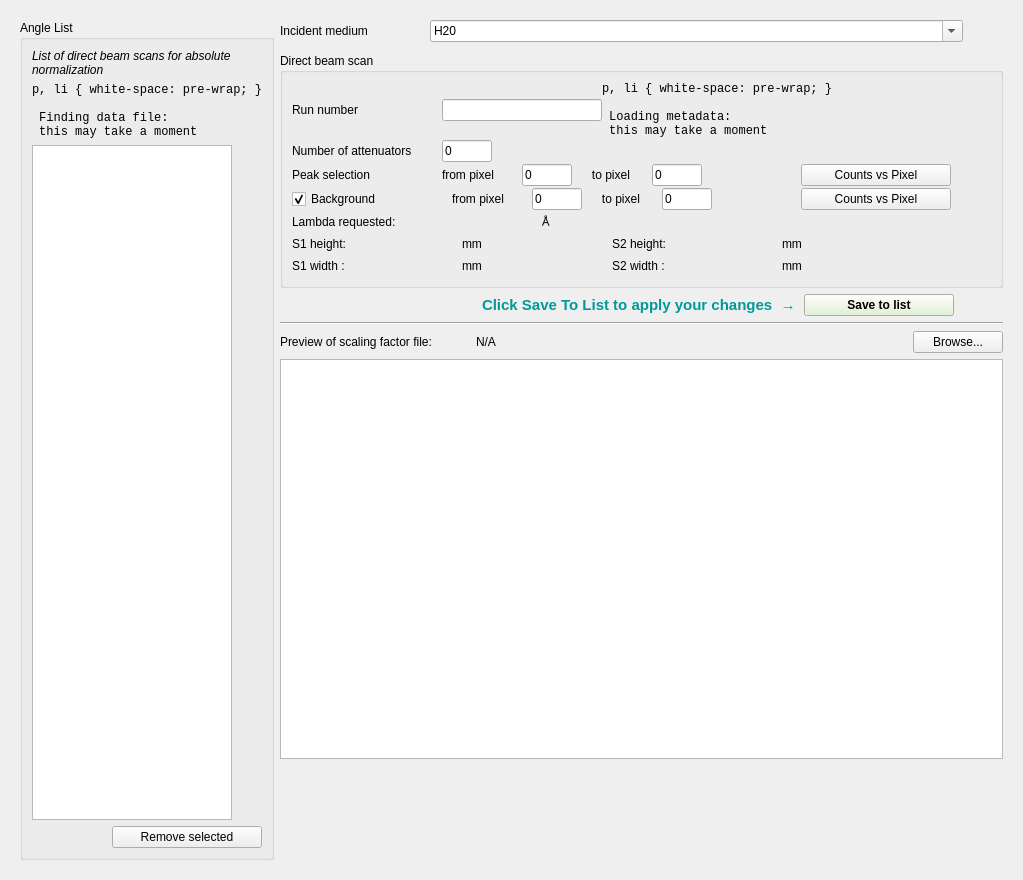
Before: the Qt Designer form Code/Mantid/scripts/Interface/ui/reflectometer/refl_sf_calculator.ui in mantidproject/mantid, drawn with Qt 5.
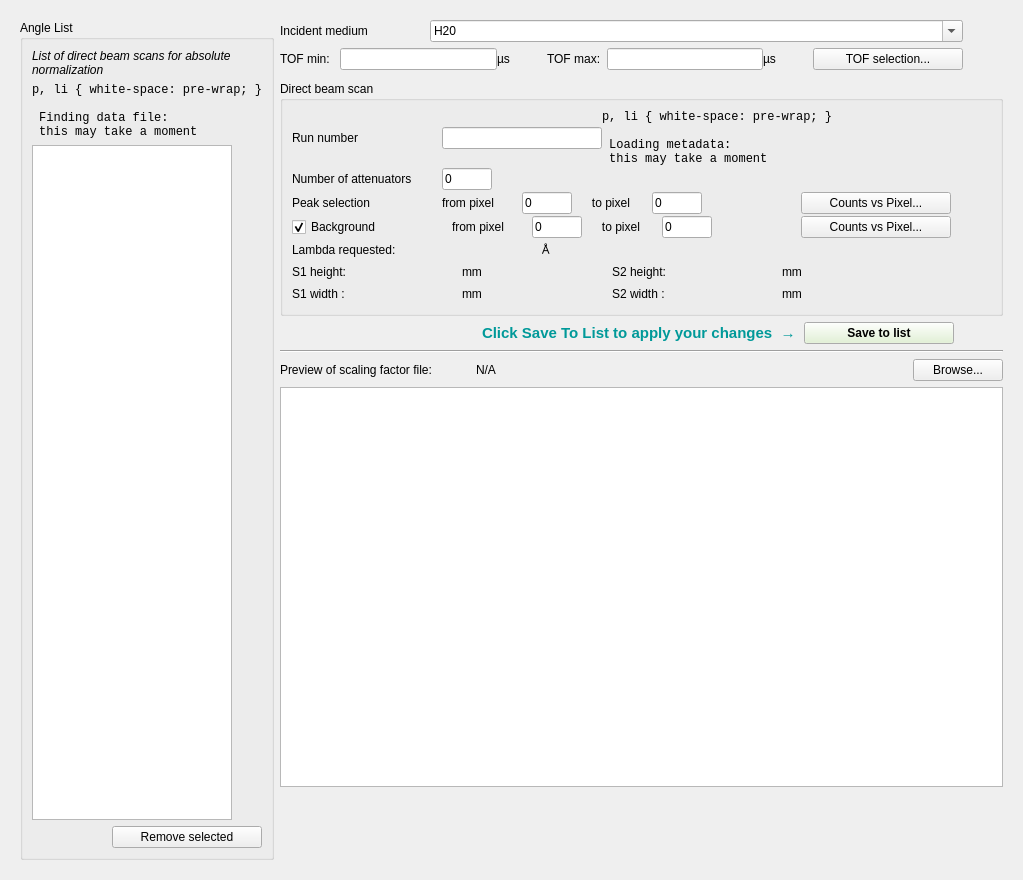
After: the same form once the commit is applied.

Commit message: Continued cleaning and improving code. This refs #4303

```diff
--- a/Code/Mantid/scripts/Interface/ui/reflectometer/refl_sf_calculator.ui
+++ b/Code/Mantid/scripts/Interface/ui/reflectometer/refl_sf_calculator.ui
@@ -36,8 +36,8 @@
        <rect>
         <x>0</x>
         <y>0</y>
-        <width>999</width>
-        <height>856</height>
+        <width>984</width>
+        <height>897</height>
        </rect>
       </property>
       <layout class="QVBoxLayout" name="verticalLayout_7">
@@ -260,6 +260,165 @@
                  </item>
                 </layout>
                </item>
+               <item>
+                <layout class="QHBoxLayout" name="horizontalLayout_14">
+                 <property name="spacing">
+                  <number>0</number>
+                 </property>
+                 <item>
+                  <widget class="QLabel" name="label_17">
+                   <property name="minimumSize">
+                    <size>
+                     <width>60</width>
+                     <height>0</height>
+                    </size>
+                   </property>
+                   <property name="maximumSize">
+                    <size>
+                     <width>60</width>
+                     <height>16777215</height>
+                    </size>
+                   </property>
+                   <property name="text">
+                    <string>TOF min:</string>
+                   </property>
+                  </widget>
+                 </item>
+                 <item>
+                  <widget class="QLineEdit" name="lineEdit">
+                   <property name="minimumSize">
+                    <size>
+                     <width>150</width>
+                     <height>0</height>
+                    </size>
+                   </property>
+                   <property name="maximumSize">
+                    <size>
+                     <width>200</width>
+                     <height>16777215</height>
+                    </size>
+                   </property>
+                  </widget>
+                 </item>
+                 <item>
+                  <widget class="QLabel" name="label_12">
+                   <property name="minimumSize">
+                    <size>
+                     <width>50</width>
+                     <height>0</height>
+                    </size>
+                   </property>
+                   <property name="maximumSize">
+                    <size>
+                     <width>50</width>
+                     <height>16777215</height>
+                    </size>
+                   </property>
+                   <property name="text">
+                    <string>&amp;#181;s</string>
+                   </property>
+                   <property name="textFormat">
+                    <enum>Qt::RichText</enum>
+                   </property>
+                  </widget>
+                 </item>
+                 <item>
+                  <widget class="QLabel" name="label_18">
+                   <property name="minimumSize">
+                    <size>
+                     <width>60</width>
+                     <height>0</height>
+                    </size>
+                   </property>
+                   <property name="maximumSize">
+                    <size>
+                     <width>60</width>
+                     <height>16777215</height>
+                    </size>
+                   </property>
+                   <property name="text">
+                    <string>TOF max:</string>
+                   </property>
+                  </widget>
+                 </item>
+                 <item>
+                  <widget class="QLineEdit" name="lineEdit_2">
+                   <property name="minimumSize">
+                    <size>
+                     <width>150</width>
+                     <height>0</height>
+                    </size>
+                   </property>
+                   <property name="maximumSize">
+                    <size>
+                     <width>200</width>
+                     <height>16777215</height>
+                    </size>
+                   </property>
+                  </widget>
+                 </item>
+                 <item>
+                  <widget class="QLabel" name="label_13">
+                   <property name="minimumSize">
+                    <size>
+                     <width>50</width>
+                     <height>0</height>
+                    </size>
+                   </property>
+                   <property name="maximumSize">
+                    <size>
+                     <width>50</width>
+                     <height>16777215</height>
+                    </size>
+                   </property>
+                   <property name="text">
+                    <string>&amp;#181;s</string>
+                   </property>
+                   <property name="textFormat">
+                    <enum>Qt::RichText</enum>
+                   </property>
+                  </widget>
+                 </item>
+                 <item>
+                  <widget class="QPushButton" name="plot_count_vs_y_btn_2">
+                   <property name="minimumSize">
+                    <size>
+                     <width>150</width>
+                     <height>0</height>
+                    </size>
+                   </property>
+                   <property name="maximumSize">
+                    <size>
+                     <width>150</width>
+                     <height>16777215</height>
+                    </size>
+                   </property>
+                   <property name="toolTip">
+                    <string>Plot detector counts versus Y pixel</string>
+                   </property>
+                   <property name="text">
+                    <string>TOF selection...</string>
+                   </property>
+                  </widget>
+                 </item>
+                 <item>
+                  <spacer name="horizontalSpacer_15">
+                   <property name="orientation">
+                    <enum>Qt::Horizontal</enum>
+                   </property>
+                   <property name="sizeType">
+                    <enum>QSizePolicy::Fixed</enum>
+                   </property>
+                   <property name="sizeHint" stdset="0">
+                    <size>
+                     <width>40</width>
+                     <height>20</height>
+                    </size>
+                   </property>
+                  </spacer>
+                 </item>
+                </layout>
+               </item>
                <item>
                 <spacer name="verticalSpacer_3">
                  <property name="orientation">
@@ -591,7 +750,7 @@
                        <string>Plot detector counts versus Y pixel</string>
                       </property>
                       <property name="text">
-                       <string>Counts vs Pixel</string>
+                       <string>Counts vs Pixel...</string>
                       </property>
                      </widget>
                     </item>
@@ -792,7 +951,7 @@
                        </size>
                       </property>
                       <property name="text">
-                       <string>Counts vs Pixel</string>
+                       <string>Counts vs Pixel...</string>
                       </property>
                      </widget>
                     </item>
```
